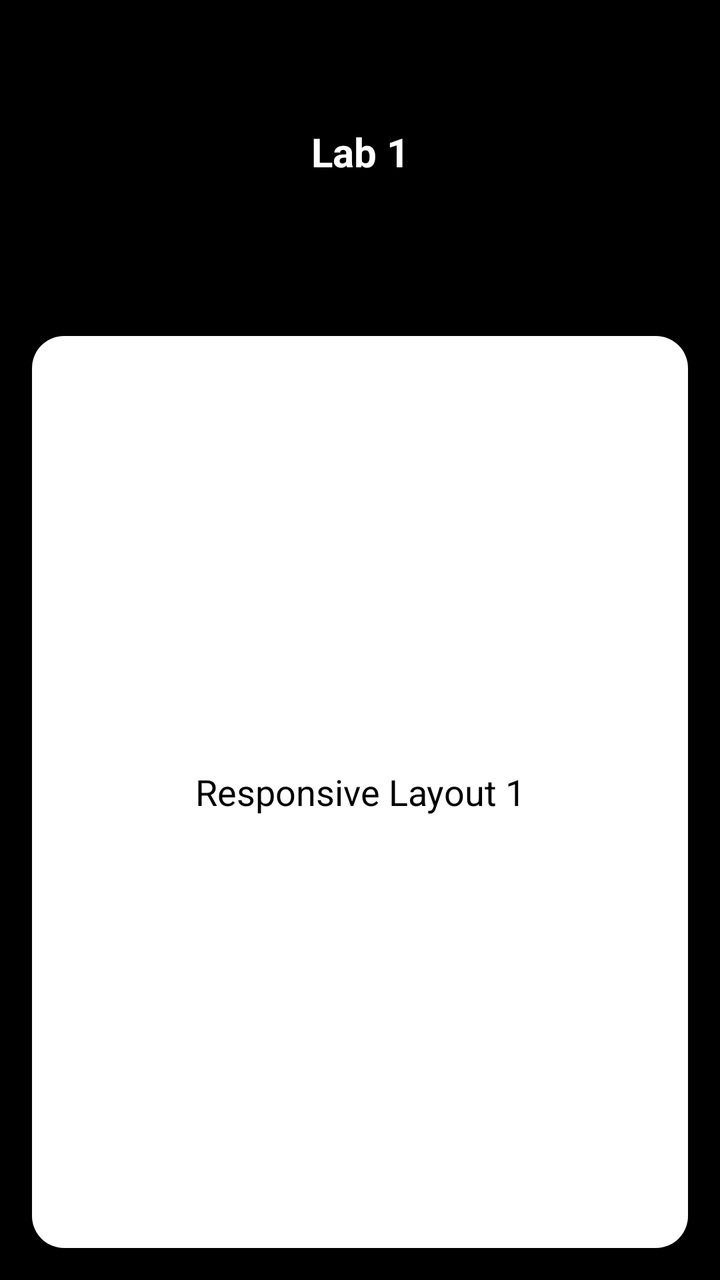
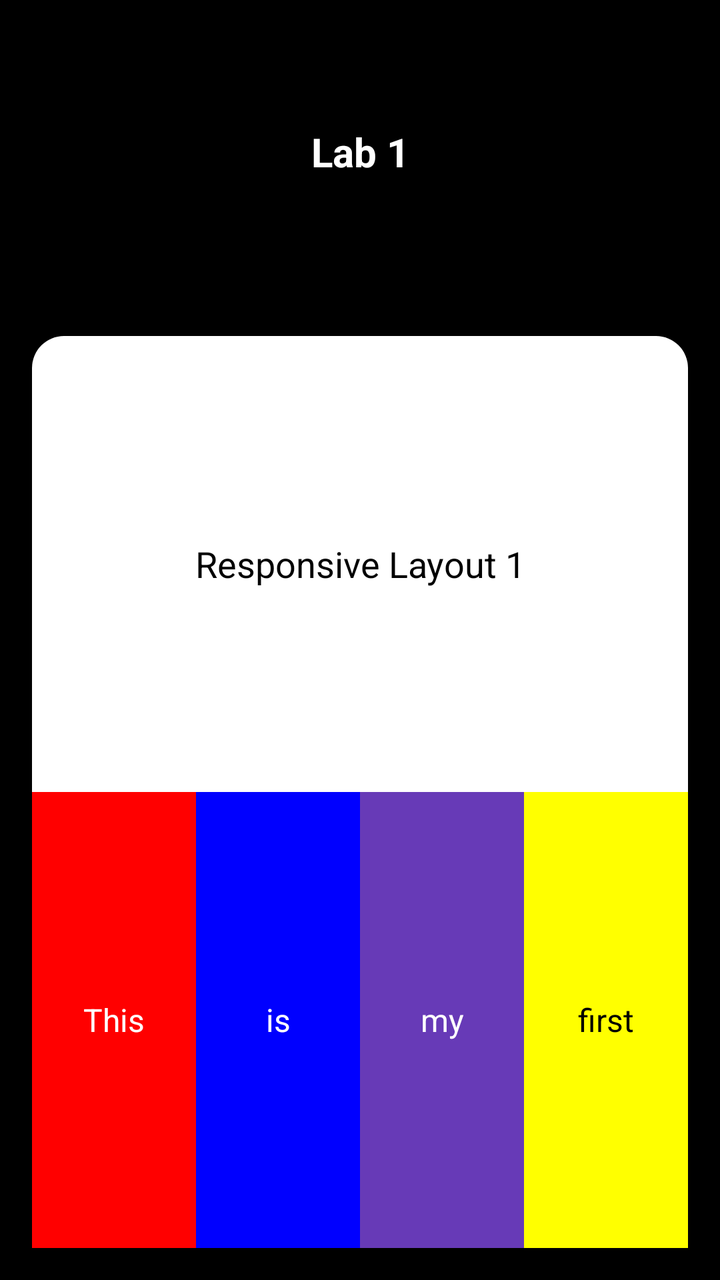

Two renders of the same Android screen: before a commit and after it. Below are the layout's source before the change and the commit's diff.
<!-- AndroidManifest.xml: application theme Theme.P1 -->
<!-- res/layout/activity_main.xml -->
<?xml version="1.0" encoding="utf-8"?>
<LinearLayout xmlns:android="http://schemas.android.com/apk/res/android"
    android:layout_width="match_parent"
    android:layout_height="match_parent"
    android:orientation="vertical"
    android:background="#000000">
    <TextView
        android:id="@+id/tvLabTitle"
        android:layout_width="match_parent"
        android:layout_height="0dp"
        android:layout_weight="1"
        android:gravity="center"
        android:text="Lab 1"
        android:textColor="#FFFFFF"
        android:textSize="20sp"
        android:textStyle="bold" />
    <LinearLayout
        android:id="@+id/cardContainer"
        android:layout_width="match_parent"
        android:layout_height="0dp"
        android:layout_weight="3"
        android:layout_margin="16dp"
        android:background="@drawable/card_bg"
        android:orientation="vertical">
        <TextView
            android:id="@+id/tvResponsiveTitle"
            android:layout_width="match_parent"
            android:layout_height="0dp"
            android:layout_weight="1"
            android:gravity="center"
            android:text="Responsive Layout 1"
            android:textColor="#000000"
            android:textSize="18sp" />
    </LinearLayout>
</LinearLayout>
<!-- resources referenced by this layout -->
<resources>
  <!-- drawable card_bg (drawable) -->
  <?xml version="1.0" encoding="utf-8"?>
  <shape xmlns:android="http://schemas.android.com/apk/res/android">
      <solid android:color="#FFFFFF" />
      <corners android:radius="16dp" />
  </shape>
  <style name="Theme.P1" parent="Base.Theme.P1" />
  <style name="Base.Theme.P1" parent="Theme.Material3.DayNight.NoActionBar">
          
          
      </style>
</resources>

<!-- the commit's change to res/layout/activity_main.xml (unified diff, before → after) -->
@@ -31,5 +31,56 @@
             android:text="Responsive Layout 1"
             android:textColor="#000000"
             android:textSize="18sp" />
+        <LinearLayout
+            android:id="@+id/colorRow"
+            android:layout_width="match_parent"
+            android:layout_height="0dp"
+            android:layout_weight="1"
+            android:orientation="horizontal">
+
+            <TextView
+                android:id="@+id/tvRed"
+                android:layout_width="0dp"
+                android:layout_height="match_parent"
+                android:layout_weight="1"
+                android:gravity="center"
+                android:background="#FF0000"
+                android:text="This"
+                android:textColor="#FFFFFF"
+                android:textSize="16sp" />
+
+            <TextView
+                android:id="@+id/tvBlue"
+                android:layout_width="0dp"
+                android:layout_height="match_parent"
+                android:layout_weight="1"
+                android:gravity="center"
+                android:background="#0000FF"
+                android:text="is"
+                android:textColor="#FFFFFF"
+                android:textSize="16sp" />
+
+            <TextView
+                android:id="@+id/tvPurple"
+                android:layout_width="0dp"
+                android:layout_height="match_parent"
+                android:layout_weight="1"
+                android:gravity="center"
+                android:background="#673AB7"
+                android:text="my"
+                android:textColor="#FFFFFF"
+                android:textSize="16sp" />
+
+            <TextView
+                android:id="@+id/tvYellow"
+                android:layout_width="0dp"
+                android:layout_height="match_parent"
+                android:layout_weight="1"
+                android:gravity="center"
+                android:background="#FFFF00"
+                android:text="first"
+                android:textColor="#000000"
+                android:textSize="16sp" />
+        </LinearLayout>
     </LinearLayout>
 </LinearLayout>
